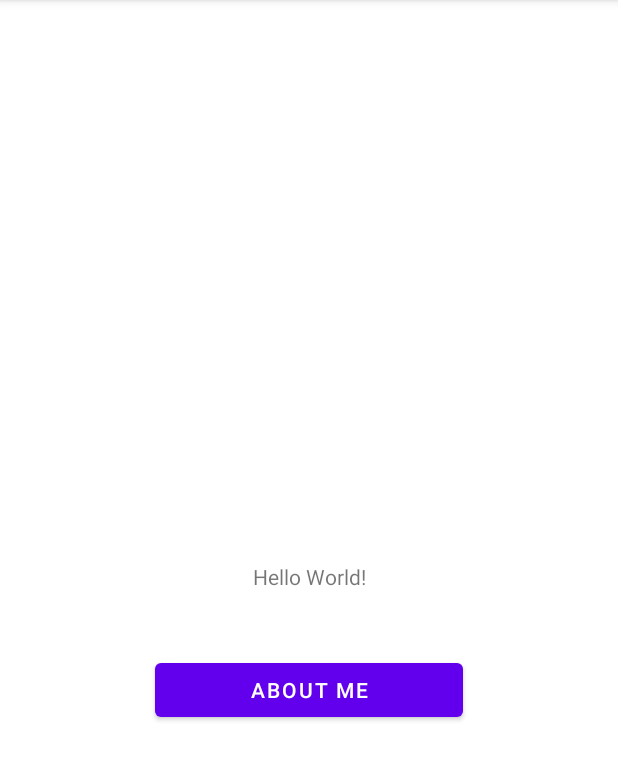
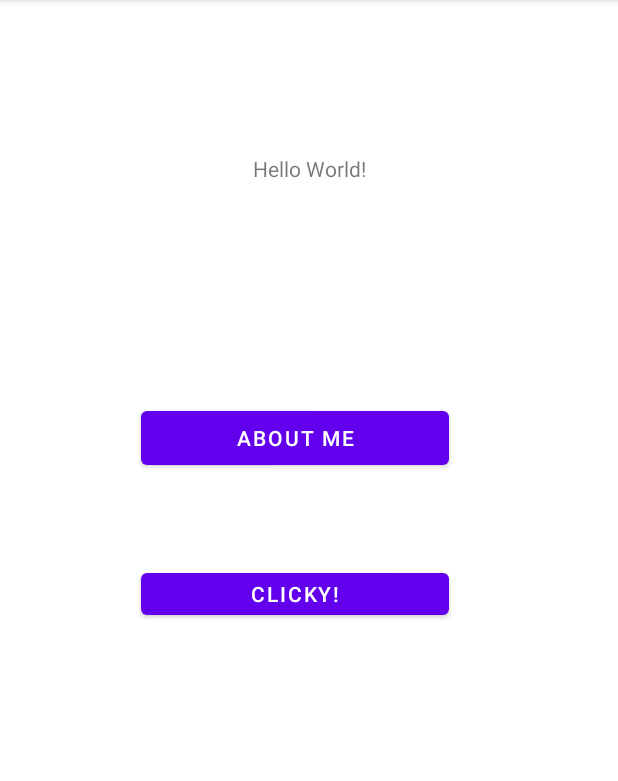
Before and after one commit to fankx/NUMAD22Su_JingyuLuo, an Android app: the screen it shows after launch (MainActivity), on a phone screen of 412 x 824 dp, the part 84-865 px from its top. Run offline under Robolectric (Android 15) with nearby library versions, the phone set to English and light mode, and no system bars.

Commit message:
A3 finished.

```diff
--- a/app/src/main/AndroidManifest.xml
+++ b/app/src/main/AndroidManifest.xml
@@ -14,6 +14,9 @@
         android:theme="@style/Theme.NUMAD22Su_JingyuLuo"
         tools:targetApi="31">
         <activity
+            android:name=".Clicky"
+            android:exported="false" />
+        <activity
             android:name=".MainActivity"
             android:exported="true">
             <intent-filter>
--- a/app/src/main/java/edu/neu/madcourse/numad22su_jingyuluo/MainActivity.java
+++ b/app/src/main/java/edu/neu/madcourse/numad22su_jingyuluo/MainActivity.java
@@ -6,6 +6,8 @@ import android.os.Bundle;
 import android.view.View;
 import android.widget.Button;
 import android.widget.Toast;
+import android.content.Intent;
+
 public class MainActivity extends AppCompatActivity {
 
     @Override
@@ -22,6 +24,19 @@ public class MainActivity extends AppCompatActivity {
                 Toast.makeText(MainActivity.this,"Jingyu Luo - luo.jingy@northeastern.edu",Toast.LENGTH_SHORT).show();
             }
         });
+        Button Clicky = (Button)findViewById(R.id.Clicky_Clicky);
+
+        Clicky.setOnClickListener(new View.OnClickListener() {
+
+            @Override
+            public void onClick(View v) {
+                openActivityClicky();
+            }
+        });
 
     }
+    public void openActivityClicky(){
+        Intent intent = new Intent(this,Clicky.class);
+        startActivity(intent);
+    }
 }
--- a/app/src/main/res/layout/activity_main.xml
+++ b/app/src/main/res/layout/activity_main.xml
@@ -14,15 +14,29 @@
         app:layout_constraintBottom_toBottomOf="parent"
         app:layout_constraintLeft_toLeftOf="parent"
         app:layout_constraintRight_toRightOf="parent"
-        app:layout_constraintTop_toTopOf="parent" />
+        app:layout_constraintTop_toTopOf="parent"
+        app:layout_constraintVertical_bias="0.137" />
 
     <Button
         android:id="@+id/buttonPanel"
         android:layout_width="205dp"
         android:layout_height="48dp"
-        android:layout_marginTop="436dp"
+        android:layout_marginTop="268dp"
         android:text="@string/about_me"
         app:layout_constraintEnd_toEndOf="parent"
+        app:layout_constraintHorizontal_bias="0.456"
+        app:layout_constraintStart_toStartOf="parent"
+        app:layout_constraintTop_toTopOf="parent"
+        tools:ignore="MissingConstraints" />
+
+    <Button
+        android:id="@+id/Clicky_Clicky"
+        android:layout_width="205dp"
+        android:layout_height="40dp"
+        android:layout_marginTop="376dp"
+        android:text="Clicky!"
+        app:layout_constraintEnd_toEndOf="parent"
+        app:layout_constraintHorizontal_bias="0.456"
         app:layout_constraintStart_toStartOf="parent"
         app:layout_constraintTop_toTopOf="parent"
         tools:ignore="MissingConstraints" />
--- /dev/null
+++ b/app/src/main/res/values/id.xml
@@ -0,0 +1,2 @@
+<?xml version="1.0" encoding="utf-8"?>
+<resources></resources>
```
Also changed, not shown: app/src/main/java/edu/neu/madcourse/numad22su_jingyuluo/Clicky.java (added, +79 -0 lines), app/src/main/res/layout/activity_clicky.xml (added, +83 -0 lines), 2 other files.
